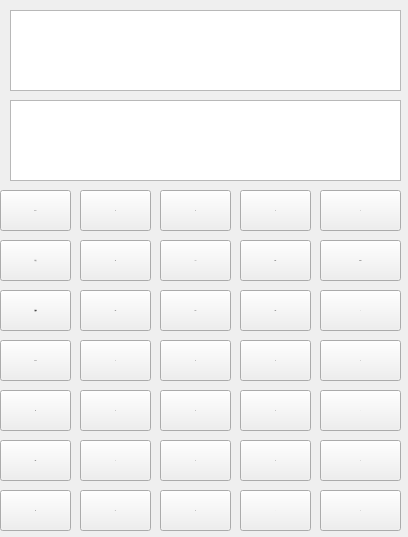
xnylh12138/dgut, file kexue.ui: the form before one commit.
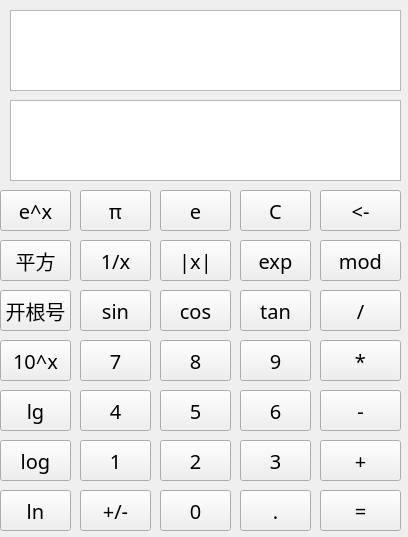
The form after the commit. Icons and pictures are not drawn.

Patch:
```diff
--- a/kexue.ui
+++ b/kexue.ui
@@ -20,7 +20,6 @@
    <font>
     <family>宋体</family>
     <pointsize>-1</pointsize>
-    <weight>50</weight>
     <italic>false</italic>
     <bold>false</bold>
    </font>
@@ -29,599 +28,7 @@
    <string>拉胯计算器</string>
   </property>
   <property name="styleSheet">
-   <string notr="true">*{
-font:15px &quot;宋体&quot;;
-color: rgb(250, 250, 250);
-selection-background-color: rgb(255, 255, 255);/*选中文本*/
-selection-color: rgb(0, 0, 0);
-outline:none;/*焦点框*/
-}
-#centralWidget{
-background-color: rgb(80, 80, 80);
-border-bottom:5px solid rgb(20, 20, 20);
-}
-/*其他(控件公共样式在最后)*/
-
-/*tab 1中按钮示例*/
-#btnHoverOrange{
-border-color:rgb(255, 170, 0);
-}
-#btnPressOrange{
-color:black;
-border-color: rgb(128, 128, 128);
-background-color:rgb(255, 170, 0);
-}
-#btnHoverBlue{
-border-color:rgb(0, 170, 255);
-}
-#btnPressBlue{
-color:black;
-border-color: rgb(128, 128, 128);
-background-color:rgb(0, 170, 255);
-}
-/*tab 1中勾选框示例*/
-#checkHoverOrange{
-color: rgb(255, 170, 0);
-}
-#checkHoverOrange::indicator{
-border-image: url(:/img/check_orange.png);
-}
-#checkCheckOrange::indicator{
-border-image: url(:/img/checked_orange.png);
-}
-#checkHoverBlue{
-color: rgb(0, 170, 255);
-}
-#checkHoverBlue::indicator{
-border-image: url(:/img/check_blue.png);
-}
-#checkCheckBlue::indicator{
-border-image: url(:/img/checked_blue.png);
-}
-#checkHoverGreen{
-color: rgb(0, 255, 127);
-}
-#checkHoverGreen::indicator{
-border-image: url(:/img/check_green.png);
-}
-#checkCheckGreen::indicator{
-border-image: url(:/img/checked_green.png);
-}
-/*tab1 下拉框示例*/
-#comboHover{
-border:1px solid rgb(255, 170, 0);
-}
-#comboHover::down-arrow{
-border-image: url(:/img/down_orange.png);
-}
-/*tab 1编辑框示例*/
-#editHover{
-border:1px solid rgb(255, 170, 0);
-}
-/*tab 1数字框示例*/
-#spinHoverOrange{
-border:1px solid rgb(255, 170, 0);
-}
-#spinHoverOrange::up-button{
-border-image: url(:/img/up_orange.png);
-}
-#spinHoverBlue{
-border:1px solid rgb(0, 170, 255);
-}
-#spinHoverBlue::up-button{
-border-image: url(:/img/up_blue.png);
-}
-/*自定义按钮栏*/
-#toolBar{
-background-color: rgb(20, 20, 20);
-border-bottom:2px solid rgb(0, 170, 255);
-}
-#toolBar QPushButton{
-color: rgb(250, 250, 250);
-border:0;
-border-radius:0;
-background-color: transparent;
-}
-#toolBar QPushButton:hover{
-color:rgb(255, 170, 0);
-background-color: rgba(255, 255, 255, 50);
-}
-#toolBar QPushButton:pressed{
-background-color: rgba(255, 255, 255, 80);
-}
-QPushButton#btnSet{
-background-image: url(:/img/set_gray.png);
-background-repeat:no-repeat;
-background-position:center center;
-}
-QPushButton#btnSet:hover{
-background-image: url(:/img/set_orange.png);
-}
-QPushButton#btnMin{
-background-image: url(:/img/min_gray.png);
-background-repeat:no-repeat;
-background-position:center center;
-}
-QPushButton#btnMin:hover{
-background-image: url(:/img/min_orange.png);
-}
-QPushButton#btnMax{
-background-image: url(:/img/max_gray.png);
-background-repeat:no-repeat;
-background-position:center center;
-}
-QPushButton#btnMax:hover{
-background-image: url(:/img/max_orange.png);
-}
-QPushButton#btnClose{
-background-image: url(:/img/close_gray.png);
-background-repeat:no-repeat;
-background-position:center center;
-}
-QPushButton#btnClose:hover{
-background-image: url(:/img/close_red.png);
-}
-
-/*ToolBox*/
-QToolBox{
-background-color: rgb(80, 80, 80);/*背景色-空隙颜色*/
-border:1px solid rgb(128, 128, 128);
-}
-QToolBox QWidget{/*tab页*/
-background-color: rgb(80, 80, 80);
-}
-QToolBox&gt;QAbstractButton{/*标题栏*/
-min-height:30px;
-}
-QToolBox::tab{
-background-color:rgb(40, 40, 40);
-}
-QToolBox::tab:hover{
-color:black;
-background-color: rgb(255, 170, 0);
-}
-QToolBox::tab:selected{
-color:rgb(255, 170, 0);
-}
-QToolBox::tab:selected:hover{
-color:black;
-}
-/*分裂器*/
-QSplitter::handle{
-background-color: rgb(60, 60, 60);
-margin:2px;
-}
-/*滚动区域*/
-QScrollArea{
-border:0;
-background-color: transparent;
-}
-/*滚动条 */
-QScrollBar:vertical{/*竖向*/
-width:20px;
-padding:0 3px;
-margin:0;
-background-color:transparent;
-}
-QScrollBar::add-page:vertical,QScrollBar::sub-page:vertical{
-background-color: transparent;
-}
-QScrollBar::handle:vertical{
-width:10px;
-min-height:20px;
-margin:20px 0;
-background-color:rgb(100, 100, 100);
-}
-QScrollBar::handle:vertical:hover{
-background-color:rgb(150, 150, 150);
-}
-QScrollBar::add-line:vertical{
-height:20px;
-width:20px;
-subcontrol-position:bottom;
-border-image: url(:/img/down2_white.png);
-}
-QScrollBar::sub-line:vertical{
-height:20px;
-width:20px;
-subcontrol-position:top;
-border-image: url(:/img/up2_white.png);
-}
-QScrollBar::sub-line:vertical:hover{
-border-image: url(:/img/up2_orange.png);
-}
-QScrollBar::add-line:vertical:hover{
-border-image: url(:/img/down2_orange.png);
-}
-QScrollBar:horizontal{/*横向*/
-height:20px;
-padding:3px;
-margin:0;
-background-color:transparent;
-}
-QScrollBar::add-page:horizontal,QScrollBar::sub-page:horizontal{
-background-color: transparent;
-}
-QScrollBar::handle:horizontal{
-height:10px;
-min-width:20px;
-margin:0 20px;
-background-color:rgb(100, 100, 100);
-}
-QScrollBar::handle:horizontal:hover{
-background-color:rgb(150, 150, 150);
-}
-QScrollBar::add-line:horizontal{
-height:20px;
-width:20px;
-subcontrol-position:right;
-border-image: url(:/img/right2_white.png);
-}
-QScrollBar::sub-line:horizontal{
-height:20px;
-width:20px;
-subcontrol-position:left;
-border-image: url(:/img/left2_white.png);
-}
-QScrollBar::add-line:horizontal:hover{
-border-image: url(:/img/right2_orange.png);
-}
-QScrollBar::sub-line:horizontal:hover{
-border-image: url(:/img/left2_orange.png);
-}
-/*TabWidget*/
-QTabWidget{
-}
-QTabWidget&gt;QWidget&gt;QWidget{/*tab页*/
-background-color: rgb(80, 80, 80);
-}
-QTabWidget::tab-bar{
-alignment:left;/*tab位置*/
-}
-QTabWidget::pane { /*内容区域*/
-background-color: rgb(80, 80, 80);/*背景色-空隙颜色*/
-border:1px solid rgb(128, 128, 128);
-}
-QTabBar{
-color:white;
-background-color:transparent;
-}
-QTabBar::tab{/*页签*/
-min-height:30px;
-width:120px;
-border-top-left-radius:20px;
-border-bottom-right-radius:20px;
-margin-right:1px;
-margin-bottom:1px;
-background-color:rgb(40, 40, 40);
-}
-QTabBar::tab:hover{
-color:black;
-background-color: rgb(255, 170, 0);
-border-bottom-right-radius:0px;
-}
-QTabBar::tab:selected{
-color:rgb(255, 170, 0);
-border-bottom-right-radius:0px;
-}
-QTabBar::tab:selected:hover{
-color:black;
-}
-QTabBar::tear{/*选项过多时的。。。*/
-imag:;
-}
-QTabBar::scroller{
-width:60px;
-}
-/*文本框*/
-QTextEdit{
-color:white;
-border:1px solid rgb(128, 128, 128);
-background-color: rgb(90, 90, 90);
-}
-/*按钮*/
-QPushButton{
-color:rgb(250, 250, 250);
-border:1px solid rgb(128, 128, 128);
-background-color: rgb(40 ,40 ,40);
-border-radius:4px;
-}
-QPushButton:hover{
-border-color:rgb(255, 170, 0);
-}
-QPushButton:pressed{
-background-color: rgb(255, 170, 0);
-border-color: rgb(128, 128, 128);
-color:black;
-}
-QPushButton:checked{
-color: rgb(0, 255, 127);
-border-color: rgb(0, 255, 127);
-background-image: url(:/img/right3_green.png);
-background-repeat:no-repeat;
-background-position:center left;
-}
-QPushButton:disabled{
-color: rgb(230, 230, 230);
-background-color: rgb(150, 150, 150);
-}
-QPushButton:checked:pressed{
-color:black;
-}
-QPushButton:checked:disabled{
-color: rgb(230, 230, 230);
-border-color: rgb(128, 128, 128);
-background-color: rgb(150, 150, 150);
-background-image: url(:/img/right3_white.png);
-}
-/*勾选框*/
-QCheckBox{
-margin-left:5px;
-spacing:3px;/*点击框与文字距离*/
-color: rgb(250, 250, 250);
-}
-QCheckBox:hover{
-color: rgb(0, 255, 127);
-}
-QCheckBox:disabled{
-color: rgb(230, 230, 230);
-}
-QCheckBox::indicator{/*点击框*/
-width:20px;
-height:20px;
-}
-QCheckBox::indicator:unchecked{/*可添加未点击时点击区域图片*/
-border-image: url(:/img/check_white.png);
-}
-QCheckBox::indicator:unchecked:hover{
-border-image: url(:/img/check_green.png);
-}
-QCheckBox::indicator:unchecked:disabled{
-border-image: url(:/img/check_white.png);
-}
-QCheckBox::indicator:checked{/*点击时区域样式*/
-border-image: url(:/img/checked_green.png);
-}
-QCheckBox::indicator:checked:hover{
-border-image: url(:/img/checked_green.png);
-}
-QCheckBox::indicator:checked:disabled{
-border-image: url(:/img/checked_white.png);
-}
-QCheckBox::indicator:indeterminate{/*半选中状态*/
-}
-/*下拉列表*/
-QComboBox{
-padding-left: 5px;
-padding-right: 2px;
-color:rgb(250 ,250 ,250);
-border:1px solid rgb(128, 128, 128);
-background-color:  rgb(100 ,100 ,100);
-}
-QComboBox:hover{
-border:1px solid rgb(255, 170, 0);
-}
-QComboBox:disabled{
-color: rgb(230, 230, 230);
-background-color:rgb(150, 150, 150);
-}
-QComboBox:editable{
-background-color:rgb(100, 100, 100);
-}
-QComboBox:editable:disabled{
-background-color:rgb(150, 150, 150);
-}
-QComboBox QAbstractItemView{
-background-color:rgb(110, 110, 110);
-}
-QComboBox QAbstractItemView::item{/*需要代码中-&amp;gt;setView(new QListView(this));*/
-height:26px;
-font: 15px &quot;宋体&quot;;
-}
-QComboBox QAbstractItemView::item:hover{
-color:black;
-background-color: rgb(255, 170, 0);
-}
-QComboBox QAbstractItemView::item:selected{
-background-color: rgb(255, 170, 0);
-}
-QComboBox::drop-down {
-width:20px;
-height:20px;
-subcontrol-position: center right;
-right:2px;
-border:0;
-background-color:transparent;
-}
-QComboBox::down-arrow {/*替换三角小图标*/
-width:20px;
-height:20px;
-border-image: url(:/img/down_white.png);
-}
-QComboBox::down-arrow:hover {
-border-image: url(:/img/down_orange.png);
-}
-QComboBox::down-arrow:disabled {
-border-image: url(:/img/down2_white.png);
-}
-/*编辑框*/
-QLineEdit{
-padding: 0 5px;
-color: rgb(250 ,250 ,250);
-background-color: rgb(100, 100, 100);
-border:1px solid rgb(128, 128, 128);
-}
-QLineEdit:hover{
-border:1px solid rgb(255, 170, 0);
-}
-QLineEdit[readOnly=true],QLineEdit:disabled{
-color: rgb(230, 230, 230);
-background-color:rgb(150, 150, 150);
-}
-/*整数框*/
-QSpinBox{
-padding:0 5px;
-color: rgb(250, 250, 250);
-background-color:  rgb(100, 100, 100);
-border:1px solid rgb(128, 128, 128);
-}
-QSpinBox:hover{
-border:1px solid rgb(255, 170, 0);
-}
-QSpinBox:disabled{
-color: rgb(230, 230, 230);
-background-color:rgb(150, 150, 150);
-}
-QSpinBox[buttonSymbols=&quot;0&quot;]::up-button{/*显示按钮=0*/
-width:20px;
-height:14px;
-subcontrol-origin:border;
-subcontrol-position:top right;
-right:2px;
-top:2px;
-border-image: url(:/img/up_white.png);
-}
-QSpinBox::up-button:hover{
-border-image: url(:/img/up_orange.png);
-}
-QSpinBox::up-button:pressed{
-}
-QSpinBox[buttonSymbols=&quot;0&quot;]::down-button{
-width:20px;
-height:14px;
-subcontrol-origin:border;
-subcontrol-position:bottom right;
-right:2px;
-bottom:2px;
-border-image: url(:/img/down_white.png);
-}
-QSpinBox::down-button:hover{
-border-image: url(:/img/down_orange.png);
-}
-QSpinBox::down-button:pressed{
-}
-QSpinBox::up-button:disabled{
-border-image: url(:/img/up2_white.png);
-}
-QSpinBox::down-button:disabled{
-border-image: url(:/img/down2_white.png);
-}
-/*表头*/
-QHeaderView{
-font: 15px &quot;宋体&quot;;
-color:rgb(240, 240, 240);
-background-color: rgb(80, 80, 80);
-}
-QHeaderView::section:horizontal{/*横表头*/
-min-height:30px;
-border:0;
-border-bottom:1px solid rgb(0, 170, 255);
-background-color: rgb(60,60,60);
-}
-QHeaderView::section:vertical{/*竖表头*/
-min-width:60px;
-padding-left:15px;
-border:1px solid rgb(128, 128, 128);
-border-top:0;
-border-left:0;
-background-color: rgb(60, 60, 60);
-}
-QHeaderView::section{
-font: 15px &quot;宋体&quot;;
-text-align:center;
-}
-QHeaderView::section:hover{
-color:black;
-background-color: rgb(255, 170, 0);
-}
-QHeaderView::section:checked{/*不取消高亮*/
-font: 15px &quot;宋体&quot;;
-font-weight:normal;
-color: rgb(255, 170, 0);
-}
-QHeaderView::section:selected{
-font: 15px &quot;宋体&quot;;
-font-weight:normal;
-color: red;
-}
-QHeaderView::section:checked:hover{
-font-weight:normal;
-color: rgb(240, 240, 240);
-}
-QHeaderView::section:first{/*表头第一个位置*/
-}
-QHeaderView::down-arrow{/*图标用来排序的*/
-}
-QHeaderView::up-arrow{
-}
-/*表格*/
-QTableView{/*对齐方式代码设置*/
-border:1px solid rgb(128, 128, 128);
-gridline-color: rgb(128, 128, 128);/*网格线颜色*/
-background-color: rgb(80, 80, 80);
-}
-QTableView QTableCornerButton::section{/*表头左上*/
-background-color: rgb(60,60,60);
-border:0;
-border-bottom:1px solid rgb(0, 170, 255);
-}
-QTableView::item{/*表内容*/
-font: 15px &quot;宋体&quot;;
-color: rgb(250, 250, 250);
-background-color: rgb(80, 80, 80);
-}
-QTableView::item:selected{
-color:black;
-background-color: rgb(255, 170, 0);
-}
-QTableView::indicator{
-width: 20px;
-height: 20px;
-}
-QTableView::indicator:enabled:checked{
-image: ;
-}
-QTableView::indicator:enabled:unchecked{
-image: ;
-}
-/*菜单*/
-QPushButton::menu-indicator{/*setmenu*/
-image:none;
-}
-QMenu{
-border:1px solid rgb(128, 128, 128);
-background-color:rgb(70, 70, 70);
-margin:0px;
-padding:0px;
-}
-QMenu::item {
-margin:0px;
-padding:0 20 0 10px;
-font:15px &quot;宋体&quot;;
-min-height:26px;
-max-height:28px;
-color:rgb(240, 240, 240);
-background-color:rgb(70, 70, 70);
-}
-QSpacerItem{
-background-color: rgb(0, 255, 0);
-}
-QMenu::item:disabled{
-color:rgb(240, 240, 240);
-background-color:rgb(110, 110, 110);
-}
-QMenu::item:selected {
-color:black;
-background-color: rgb(255, 170, 0);
-}
-QMenu::item:selected:disabled{
-color:rgb(240, 240, 240);
-background-color:rgb(110, 110, 110);
-}
-QMenu::separator {/*分割线*/
-height: 1px;
-background: transparent;
-}</string>
+   <string notr="true">font-size:20px;</string>
   </property>
   <widget class="QWidget" name="centralWidget" native="true">
    <property name="geometry">
```
Left out of the diff: 1204 changed lines with no effect on the pictures.
